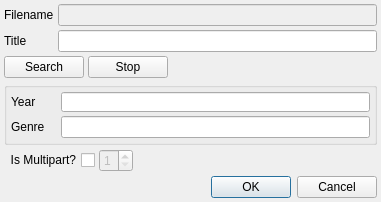
Before: the Qt Designer form src/trunk/ui/ui_ChangeMovie.ui in rexMingla/my-renamer, drawn with Qt 5.
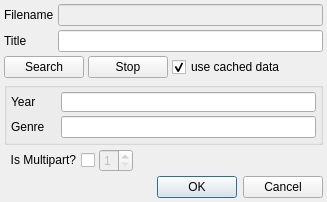
After: the same form once the commit is applied.

Commit message: - Fixed some of the dodginess of the workBenchWidget and models, but it is held together by sticky tape at the moment. - Added ability to not auto scan for duplicates on each change. this will save users some time when they have a large amount of files that they don't want rescanned. - Writing user changes in ChangeMovieWidget and ChangeSeasonWidget to the cache. - Remove (reverted) the combo box in model as it was so slow. Probably an indication of something wrong with contention on refreshes for the TvModel.

```diff
--- a/src/trunk/ui/ui_ChangeMovie.ui
+++ b/src/trunk/ui/ui_ChangeMovie.ui
@@ -6,7 +6,7 @@
    <rect>
     <x>0</x>
     <y>0</y>
-    <width>381</width>
+    <width>308</width>
     <height>194</height>
    </rect>
   </property>
@@ -42,6 +42,13 @@
      </property>
     </widget>
    </item>
+   <item row="0" column="1" colspan="2">
+    <widget class="QLineEdit" name="filenameEdit">
+     <property name="enabled">
+      <bool>false</bool>
+     </property>
+    </widget>
+   </item>
    <item row="1" column="0">
     <widget class="QLabel" name="label_2">
      <property name="minimumSize">
@@ -61,10 +68,10 @@
      </property>
     </widget>
    </item>
-   <item row="1" column="1" colspan="3">
+   <item row="1" column="1" colspan="2">
     <widget class="QLineEdit" name="titleEdit"/>
    </item>
-   <item row="2" column="0" colspan="4">
+   <item row="2" column="0" colspan="3">
     <layout class="QHBoxLayout" name="horizontalLayout_3">
      <item>
       <widget class="QPushButton" name="searchButton">
@@ -86,6 +93,19 @@
        </property>
       </widget>
      </item>
+     <item>
+      <widget class="QCheckBox" name="useCacheCheckBox">
+       <property name="toolTip">
+        <string>Use previously saved data if available</string>
+       </property>
+       <property name="text">
+        <string>use cached data</string>
+       </property>
+       <property name="checked">
+        <bool>true</bool>
+       </property>
+      </widget>
+     </item>
      <item>
       <spacer name="horizontalSpacer_3">
        <property name="orientation">
@@ -101,7 +121,7 @@
      </item>
     </layout>
    </item>
-   <item row="3" column="0" colspan="4">
+   <item row="3" column="0" colspan="3">
     <widget class="QGroupBox" name="dataGroupBox">
      <property name="title">
       <string/>
@@ -168,7 +188,7 @@
      </layout>
     </widget>
    </item>
-   <item row="4" column="0" colspan="3">
+   <item row="4" column="0" colspan="2">
     <widget class="QCheckBox" name="partCheckBox">
      <property name="layoutDirection">
       <enum>Qt::RightToLeft</enum>
@@ -178,7 +198,7 @@
      </property>
     </widget>
    </item>
-   <item row="4" column="3">
+   <item row="4" column="2">
     <layout class="QHBoxLayout" name="horizontalLayout">
      <item>
       <widget class="QSpinBox" name="partSpinBox">
@@ -208,7 +228,7 @@
      </item>
     </layout>
    </item>
-   <item row="5" column="0" colspan="4">
+   <item row="5" column="0" colspan="3">
     <layout class="QHBoxLayout" name="horizontalLayout_2">
      <item>
       <spacer name="horizontalSpacer_2">
@@ -241,13 +261,6 @@
      </item>
     </layout>
    </item>
-   <item row="0" column="1" colspan="3">
-    <widget class="QLineEdit" name="filenameEdit">
-     <property name="enabled">
-      <bool>false</bool>
-     </property>
-    </widget>
-   </item>
   </layout>
  </widget>
  <resources/>
```
The commit also changes 10 other files.
